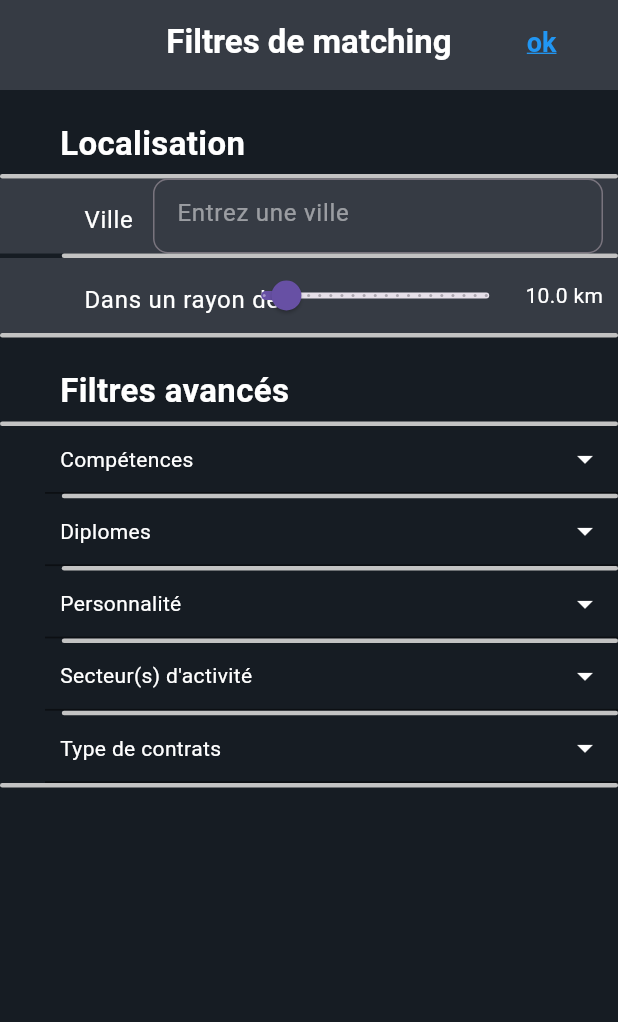
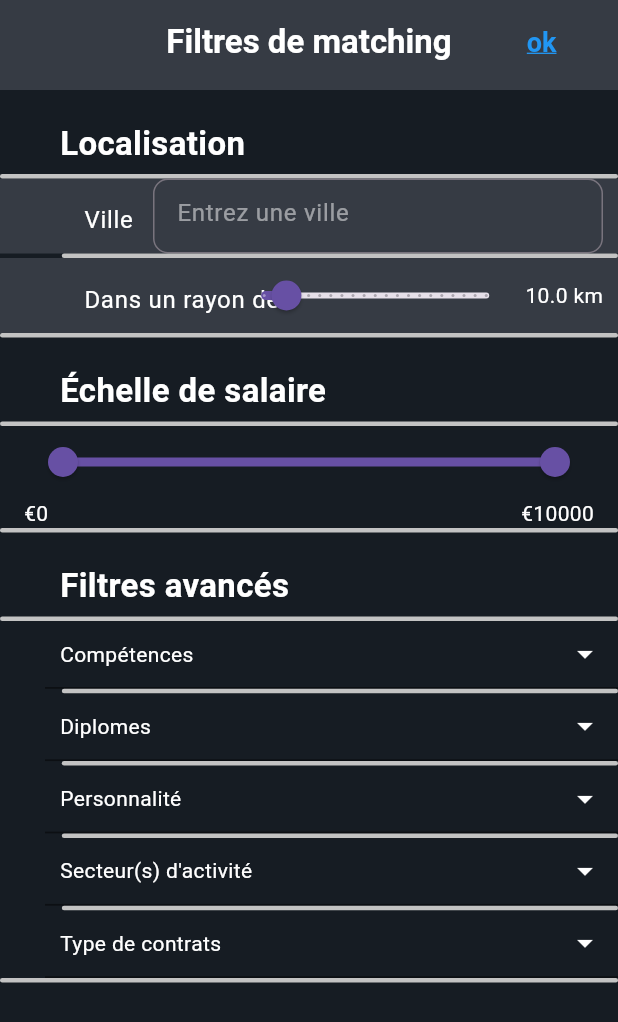
Before and after one commit to algosup/2023-2024-project-5-flutter-team-5, a Flutter app: the SkillsFilterPage screen opened directly, on a phone screen of 412 x 824 dp. Shown: the top 1022 px of the screen. Run offline on Flutter 3.47's test engine with Material 3 defaults, Android fonts, the light colour scheme and no system bars; drawn by our look-alikes of multi_select_flutter; our stand-ins replace flutter_card_swiper, fluttertoast.

Commit message:
update salary range for all filters and all edit pages

```diff
--- a/App/lib/company/filter_page.dart
+++ b/App/lib/company/filter_page.dart
@@ -19,6 +19,8 @@ class _SkillsFilterPageState extends State<SkillsFilterPage> {
   final List<String> _selectedContractTypes = [];
   final List<String> _selectedDiplomas = [];
   final List<String> _selectedPersonality = [];
+
+  RangeValues _salaryRange = const RangeValues(0, 10000);
 
   Themes themes = Themes();
 
@@ -74,6 +76,12 @@ class _SkillsFilterPageState extends State<SkillsFilterPage> {
             tiles: [
               _buildCityTile(),
               _buildRadiusTile(),
+            ],
+          ),
+          _buildSection(
+            title:'Échelle de salaire',
+            tiles: [
+              _buildSalaryRangeTile(),
             ],
           ),
           _buildSection(
@@ -268,6 +276,55 @@ class _SkillsFilterPageState extends State<SkillsFilterPage> {
     );
   }
 
+    Widget _buildSalaryRangeTile() {
+    return Padding(
+      padding: const EdgeInsets.symmetric(horizontal: 16.0),
+      child: Column(
+        crossAxisAlignment: CrossAxisAlignment.start,
+        children: [
+          Row(
+            children: [
+              Expanded(
+                child: RangeSlider(
+                  values: _salaryRange,
+                  min: 0,
+                  max: 10000,
+                  divisions: 100,
+                  labels: RangeLabels(
+                    '€${_salaryRange.start.round()}',
+                    '€${_salaryRange.end.round()}',
+                  ),
+                  onChanged: (values) {
+                    setState(() {
+                      _salaryRange = values;
+                    });
+                  },
+                ),
+              ),
+            ],
+          ),
+          Row(
+            mainAxisAlignment: MainAxisAlignment.spaceBetween,
+            children: [
+              Text(
+                '€${_salaryRange.start.round()}',
+                style: TextStyle(
+                  color: themes.currentTheme.colorScheme.onPrimary,
+                ),
+              ),
+              Text(
+                '€${_salaryRange.end.round()}',
+                style: TextStyle(
+                  color: themes.currentTheme.colorScheme.onPrimary,
+                ),
+              ),
+            ],
+          ),
+        ],
+      ),
+    );
+  }
+
   Widget _buildTile({
     required BuildContext context,
     required String title,
```
Also changed, not shown: App/lib/company/edit_profile_page.dart (+25 -10 lines), App/lib/job_seeker/edit_profile_page.dart (+25 -11 lines).
